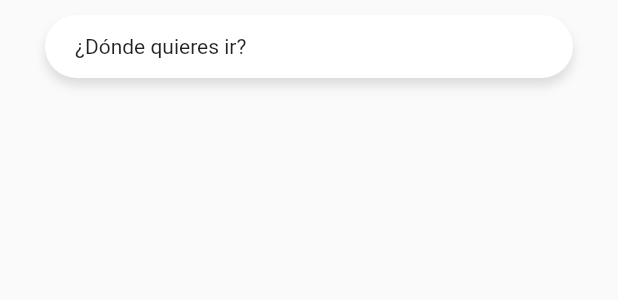
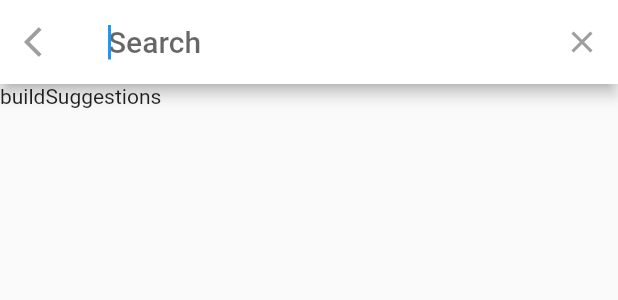
Before and after one commit to CRUXsur/rutas, a Flutter app: the SearchBar widget shown alone on an empty page, opened directly, after a tap on "¿Dónde quieres ir?", on a phone screen of 412 x 824 dp. Shown: the top 300 px of the screen. Run offline on Flutter 3.47's test engine with Material 2 defaults, Android fonts, the phone set to English and light mode, and no system bars; our stand-ins replace bloc, equatable, flutter_bloc, geolocator, google_maps_flutter, permission_handler.

Commit message:
SearchDelegate - Buscador de lugares

```diff
--- /dev/null
+++ b/lib/delegates/delegates.dart
@@ -0,0 +1 @@
+export 'package:rutas/delegates/search_destination_delegate.dart';
--- /dev/null
+++ b/lib/delegates/search_destination_delegate.dart
@@ -0,0 +1,35 @@
+import 'package:flutter/material.dart';
+
+class SearchDestinationDelegate extends SearchDelegate {
+  @override
+  List<Widget>? buildActions(BuildContext context) {
+    return [
+      IconButton(
+        onPressed: () {
+          query = '';
+        },
+        icon: const Icon(Icons.clear),
+      )
+    ];
+  }
+
+  @override
+  Widget? buildLeading(BuildContext context) {
+    return IconButton(
+      onPressed: () {
+        close(context, null);
+      },
+      icon: const Icon(Icons.arrow_back_ios),
+    );
+  }
+
+  @override
+  Widget buildResults(BuildContext context) {
+    return const Text('buildResults');
+  }
+
+  @override
+  Widget buildSuggestions(BuildContext context) {
+    return const Text('buildSuggestions');
+  }
+}
--- a/lib/widgets/searchbar.dart
+++ b/lib/widgets/searchbar.dart
@@ -1,4 +1,6 @@
 import 'package:flutter/material.dart';
+
+import 'package:rutas/delegates/delegates.dart';
 
 class SearchBar extends StatelessWidget {
   const SearchBar({super.key});
@@ -14,7 +16,8 @@ class SearchBar extends StatelessWidget {
         //height: 50,
         child: GestureDetector(
           onTap: () {
-            print('ontap');
+            //print('ontap');
+            showSearch(context: context, delegate: SearchDestinationDelegate());
           },
           child: Container(
             padding: const EdgeInsets.symmetric(horizontal: 20, vertical: 13),
```
